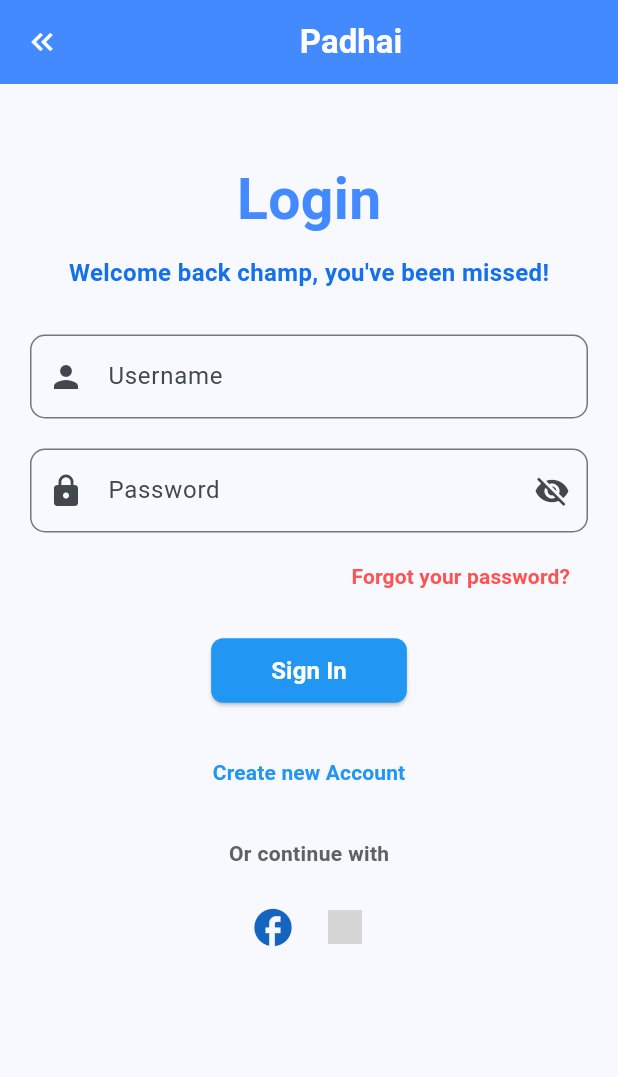
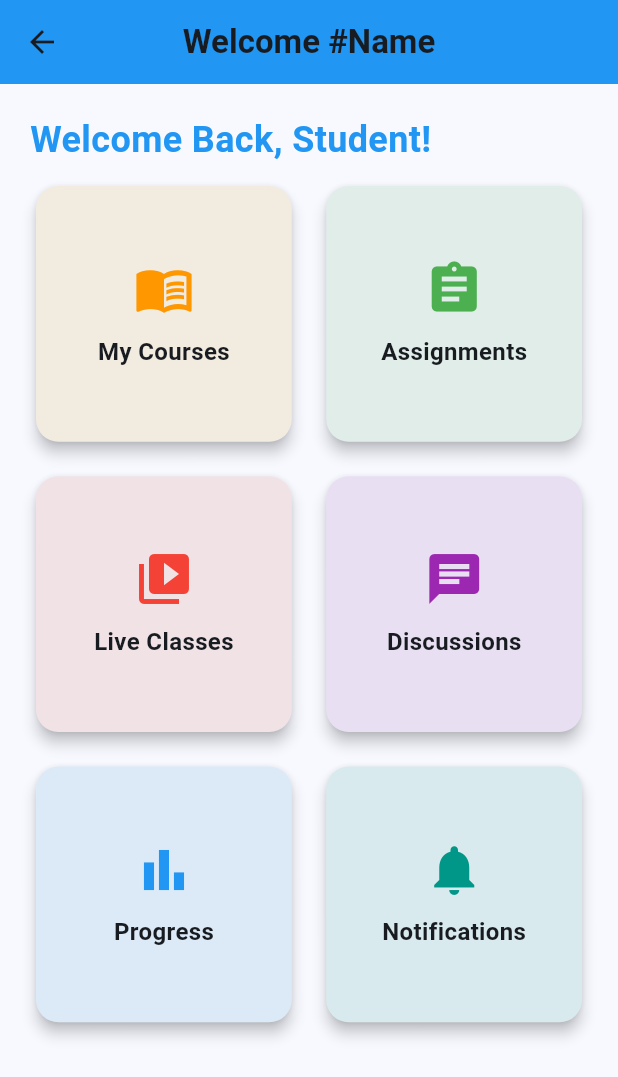
Before and after one commit to AnantKumarSingh26/Redesigned-Padhai, a Flutter app: the LoginPage screen opened directly, after a tap on "Sign In", on a phone screen of 412 x 824 dp. Shown: the top 1077 px of the screen. Run offline on Flutter 3.47's test engine with Material 3 defaults, Android fonts, the phone set to English and light mode, and no system bars; Roboto replaces fonts that are missing (Poppins); grey boxes are pictures that could not be loaded.

Commit message:
Student Section Added

```diff
--- a/lib/button.dart
+++ b/lib/button.dart
@@ -55,7 +55,7 @@ class _CircularAnimatedButtonState extends State<CircularAnimatedButton> {
             width: widget.isPressed ? 65 : 75,
             height: widget.isPressed ? 65 : 75,
             decoration: BoxDecoration(
-              color: widget.isPressed ? Colors.deepPurple[300] : Colors.deepPurple,
+              color: widget.isPressed ? Color(0xFF1F41BB) : Color(0xFF1F41BB),
               shape: BoxShape.circle,
               boxShadow: [
                 BoxShadow(
--- a/lib/login.dart
+++ b/lib/login.dart
@@ -1,5 +1,6 @@
 import 'package:flutter/material.dart';
 import 'package:padhai/signup.dart';
+import 'package:padhai/student_dashbord.dart';
 
 class LoginPage extends StatefulWidget {
   const LoginPage({super.key});
@@ -18,17 +19,15 @@ class _LoginPageState extends State<LoginPage> {
 
     return Scaffold(
       appBar: AppBar(
-        title: const Center(
-          // Center the app bar title
-          child: Text(
-            'Padhai',
-            style: TextStyle(
-              fontFamily: 'Poppins',
-              fontWeight: FontWeight.bold,
-              color: Colors.white,
-            ),
+        title: Text(
+          'Padhai',
+          style: TextStyle(
+            fontFamily: 'Poppins',
+            fontWeight: FontWeight.bold,
+            color: Colors.white,
           ),
         ),
+        centerTitle: true,
         backgroundColor: Colors.blueAccent,
         leading: IconButton(
           icon: const Icon(
@@ -36,7 +35,10 @@ class _LoginPageState extends State<LoginPage> {
             color: Colors.white, // White back arrow
           ),
           onPressed: () {
-            // Handle back button press
+            Navigator.pop(
+              context,
+              MaterialPageRoute(builder: (context) => const LoginPage()),
+            );
           },
         ),
       ),
@@ -54,18 +56,19 @@ class _LoginPageState extends State<LoginPage> {
                     fontSize: 38,
                     fontWeight: FontWeight.bold,
                     fontFamily: 'Poppins',
-                    color: Colors.blueAccent,
+                    color: Color(0xFF1F41BB),
                   ),
                 ),
               ),
-              const SizedBox(height: 10),
+              const SizedBox(height: 20),
               Center(
                 child: const Text(
                   "Welcome back champ, you've been missed!",
+                  textAlign: TextAlign.center,
                   style: TextStyle(
-                    fontSize: 16,
-                    color: Color.fromARGB(255, 21, 113, 233),
-                    fontWeight: FontWeight.bold
+                    fontSize: 20,
+                    color: Color.fromARGB(157, 92, 106, 125),
+                    fontWeight: FontWeight.bold,
                   ),
                 ),
               ),
@@ -101,7 +104,14 @@ class _LoginPageState extends State<LoginPage> {
               const SizedBox(height: 15),
               Center(
                 child: ElevatedButton(
-                  onPressed: () {},
+                  onPressed: () {
+                    Navigator.push(
+                      context,
+                      MaterialPageRoute(
+                        builder: (context) => const StudentDashboard(),
+                      ),
+                    );
+                  },
                   style: ElevatedButton.styleFrom(
                     backgroundColor: Colors.blue,
                     shape: RoundedRectangleBorder(
@@ -168,12 +178,13 @@ class _LoginPageState extends State<LoginPage> {
                   ),
                   IconButton(
                     onPressed: () {},
-                    icon: Image.network(
-                      'https://img.icons8.com/?size=100&id=V5cGWnc9R4xj&format=png&color=000000',
-                      width: isTablet ? 30 : 23, // Responsive icon size
-                      height: isTablet ? 30 : 23,
+                    icon: Image.asset(
+                    'assets/images/google.png',
+                      width: isTablet ? 40 : 30, // Responsive icon size
+                      height: isTablet ? 40 : 30,
                     ),
                   ),
+
                 ],
               ),
             ],
--- a/lib/signup.dart
+++ b/lib/signup.dart
@@ -88,10 +88,10 @@ class _SignupPageState extends State<SignupPage> {
               const SizedBox(height: 20),
               TextButton(
                 onPressed: () {
-                   Navigator.push(
+                   Navigator.pop(
                       context,
                       MaterialPageRoute(
-                        builder: (context) => const LoginPage(),
+                        builder: (context) => const SignupPage(),
                       ),
                     );
                 },
@@ -125,10 +125,10 @@ class _SignupPageState extends State<SignupPage> {
                   ),
                    IconButton(
                     onPressed: () {},
-                    icon: Image.network(
-                      'https://img.icons8.com/?size=100&id=V5cGWnc9R4xj&format=png&color=000000',
-                      width: isTablet ? 30 : 25, // Responsive icon size
-                      height: isTablet ? 30 : 25,
+                    icon: Image.asset(
+                    'assets/images/google.png',
+                      width: isTablet ? 40 : 30, // Responsive icon size
+                      height: isTablet ? 40 : 30,
                     ),
                   ),
                 ],
--- /dev/null
+++ b/lib/student_dashbord.dart
@@ -0,0 +1,115 @@
+import 'package:flutter/material.dart';
+
+class StudentDashboard extends StatelessWidget {
+  const StudentDashboard({super.key});
+
+  @override
+  Widget build(BuildContext context) {
+    return Scaffold(
+      appBar: AppBar(
+        title: const Text(
+          'Welcome #Name',
+          style: TextStyle(fontSize: 22, fontWeight: FontWeight.bold),
+        ),
+        centerTitle: true,
+        backgroundColor: Colors.blue,
+      ),
+      body: LayoutBuilder(
+        builder: (context, constraints) {
+          double width = constraints.maxWidth;
+          bool isTablet = width > 600;
+
+          return Padding(
+            padding: EdgeInsets.symmetric(horizontal: isTablet ? 50 : 20),
+            child: Column(
+              crossAxisAlignment: CrossAxisAlignment.start,
+              children: [
+                const SizedBox(height: 20),
+                const Text(
+                  'Welcome Back, Student!',
+                  style: TextStyle(
+                    fontSize: 24,
+                    fontWeight: FontWeight.bold,
+                    color: Colors.blue,
+                  ),
+                ),
+                const SizedBox(height: 10),
+                Expanded(
+                  child: GridView.count(
+                    crossAxisCount: isTablet ? 3 : 2,
+                    crossAxisSpacing: 15,
+                    mainAxisSpacing: 15,
+                    children: [
+                      _buildDashboardCard(
+                        Icons.menu_book,
+                        'My Courses',
+                        Colors.orange,
+                      ),
+                      _buildDashboardCard(
+                        Icons.assignment,
+                        'Assignments',
+                        Colors.green,
+                      ),
+                      _buildDashboardCard(
+                        Icons.video_library,
+                        'Live Classes',
+                        Colors.red,
+                      ),
+                      _buildDashboardCard(
+                        Icons.chat,
+                        'Discussions',
+                        Colors.purple,
+                      ),
+                      _buildDashboardCard(
+                        Icons.bar_chart,
+                        'Progress',
+                        Colors.blue,
+                      ),
+                      _buildDashboardCard(
+                        Icons.notifications,
+                        'Notifications',
+                        Colors.teal,
+                      ),
+                    ],
+                  ),
+                ),
+              ],
+            ),
+          );
+        },
+      ),
+    );
+  }
+
+  Widget _buildDashboardCard(IconData icon, String title, Color color) {
+    return Card(
+      shape: RoundedRectangleBorder(borderRadius: BorderRadius.circular(15)),
+      elevation: 4,
+      child: InkWell(
+        onTap: () {},
+        borderRadius: BorderRadius.circular(15),
+        child: Container(
+          decoration: BoxDecoration(
+            borderRadius: BorderRadius.circular(15),
+            color: color.withOpacity(0.1),
+          ),
+          padding: const EdgeInsets.all(20),
+          child: Column(
+            mainAxisAlignment: MainAxisAlignment.center,
+            children: [
+              Icon(icon, size: 40, color: color),
+              const SizedBox(height: 10),
+              Text(
+                title,
+                style: const TextStyle(
+                  fontSize: 16,
+                  fontWeight: FontWeight.bold,
+                ),
+              ),
+            ],
+          ),
+        ),
+      ),
+    );
+  }
+}
--- a/pubspec.yaml
+++ b/pubspec.yaml
@@ -63,6 +63,7 @@ flutter:
     # - images/a_dot_burr.jpeg
     - assets\images\logo.png
     - assets\images\image.png
+    - assets\images\google.png
   #   - images/a_dot_ham.jpeg
 
   # An image asset can refer to one or more resolution-specific "variants", see
```
Also changed, not shown: assets/images/google.png (added).
